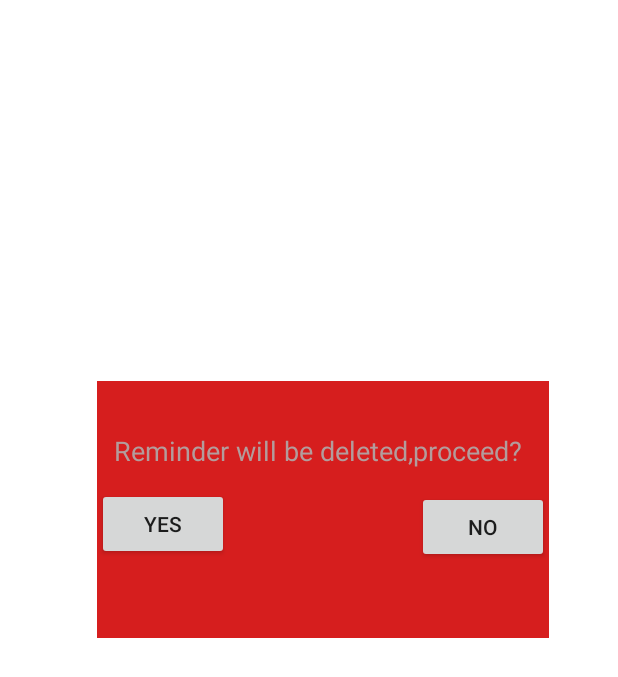
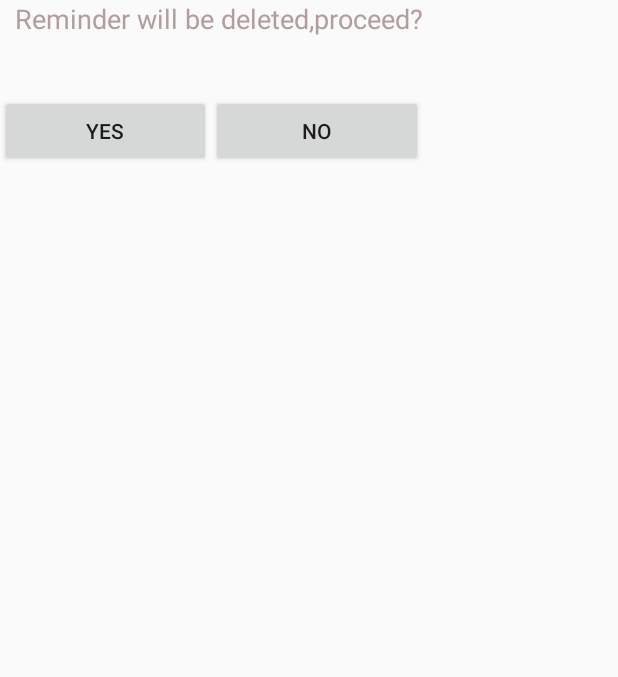
Before and after one commit to mohamed-mokhtar/RemindMe, an Android app: the layout delete_warning.xml on its own in the app's theme, with its tools: preview values and no code run, on a phone screen of 412 x 824 dp. Shown: the top 677 px of the screen. Run offline under Robolectric (Android 15) with nearby library versions, the phone set to English and light mode, and no system bars.

Commit message:
all done

```diff
--- a/app/src/main/java/com/remindme/MainActivity.java
+++ b/app/src/main/java/com/remindme/MainActivity.java
@@ -140,10 +140,33 @@ public class MainActivity extends AppCompatActivity {
             return true;
         }
         else if(id==R.id.action_deleteAll){
+            dialog = new Dialog(MainActivity.this);
+            dialog.setContentView(R.layout.delete_warning);
+            TextView text=dialog.findViewById(R.id.warning);
+            text.setText("All reminders will be deleted,proceed?");
+            dialog.show();
+            Button no=dialog.findViewById(R.id.buttonno);
+            Button yes=dialog.findViewById(R.id.buttonyes);
+            yes.setOnClickListener(new View.OnClickListener() {
+                @Override
+                public void onClick(View view) {
 
-            rAdapter.deleteAllReminders();
-            Cursor c = rAdapter.fetchAllReminders();
-            rCursor.changeCursor(c);
+                    rAdapter.deleteAllReminders();
+                    Cursor c = rAdapter.fetchAllReminders();
+                    rCursor.changeCursor(c);
+                    dialog.dismiss();
+                }
+            });
+            no.setOnClickListener(new View.OnClickListener(){
+                @Override
+                //On click function
+                public void onClick(View view) {
+                    dialog.dismiss();
+
+                }
+            });
+
+
         }
         else if (id == R.id.action_exit) {
             finish();
--- a/app/src/main/res/layout/delete_warning.xml
+++ b/app/src/main/res/layout/delete_warning.xml
@@ -1,59 +1,47 @@
 <?xml version="1.0" encoding="utf-8"?>
-<androidx.constraintlayout.widget.ConstraintLayout xmlns:android="http://schemas.android.com/apk/res/android"
+<LinearLayout xmlns:android="http://schemas.android.com/apk/res/android"
     xmlns:app="http://schemas.android.com/apk/res-auto"
-    xmlns:tools="http://schemas.android.com/tools"
-    android:layout_width="match_parent"
-    android:layout_height="match_parent"
-    android:background="#FFFFFF">
+    android:layout_width="wrap_content"
+    android:layout_height="wrap_content"
+    android:orientation="vertical">
 
-    <androidx.constraintlayout.widget.ConstraintLayout
-        android:layout_width="301dp"
-        android:layout_height="171dp"
-        android:background="#D61E1E"
-        app:layout_constraintBottom_toBottomOf="parent"
-        app:layout_constraintEnd_toEndOf="parent"
-        app:layout_constraintHorizontal_bias="0.582"
-        app:layout_constraintStart_toStartOf="parent"
-        app:layout_constraintTop_toTopOf="parent"
-        app:layout_constraintVertical_bias="0.389"
-        tools:ignore="MissingConstraints">
+    <TextView
+        android:id="@+id/warning"
+        android:layout_width="match_parent"
+        android:layout_height="63dp"
+        android:layout_weight="2"
+        android:text="Reminder will be deleted,proceed?"
+        android:textColor="#B39C9C"
+        android:textSize="18sp"
+        android:paddingLeft="10dp"
+        />
+
+    <LinearLayout
+        android:layout_width="match_parent"
+        android:layout_height="wrap_content"
+        android:layout_weight="1"
+        android:orientation="horizontal"
+
+        >
 
         <Button
             android:id="@+id/buttonyes"
             android:layout_width="wrap_content"
             android:layout_height="wrap_content"
+            android:layout_weight="1"
             android:text="YES"
-            app:layout_constraintBottom_toBottomOf="parent"
-            app:layout_constraintEnd_toEndOf="parent"
-            app:layout_constraintHorizontal_bias="0.0"
             app:layout_constraintStart_toStartOf="parent"
-            app:layout_constraintTop_toBottomOf="@+id/warning"
-            app:layout_constraintVertical_bias="0.198" />
+            app:layout_constraintTop_toBottomOf="@+id/warning" />
 
         <Button
             android:id="@+id/buttonno"
             android:layout_width="wrap_content"
             android:layout_height="wrap_content"
-            android:layout_marginBottom="36dp"
+            android:layout_weight="1"
             android:text="NO"
-            app:layout_constraintBottom_toBottomOf="parent"
-            app:layout_constraintEnd_toEndOf="parent"
-            app:layout_constraintHorizontal_bias="1.0"
-            app:layout_constraintStart_toEndOf="@+id/buttonyes"
-            app:layout_constraintTop_toBottomOf="@+id/warning" />
+            />
 
-        <TextView
-            android:id="@+id/warning"
-            android:layout_width="wrap_content"
-            android:layout_height="wrap_content"
-            android:text="Reminder will be deleted,proceed?"
-            android:textColor="#B39C9C"
-            android:textSize="18sp"
-            app:layout_constraintBottom_toBottomOf="parent"
-            app:layout_constraintEnd_toEndOf="parent"
-            app:layout_constraintHorizontal_bias="0.39"
-            app:layout_constraintStart_toStartOf="parent"
-            app:layout_constraintTop_toTopOf="parent"
-            app:layout_constraintVertical_bias="0.232" />
-    </androidx.constraintlayout.widget.ConstraintLayout>
-</androidx.constraintlayout.widget.ConstraintLayout>
+    </LinearLayout>
+
+
+</LinearLayout>
--- a/app/src/main/res/values/styles.xml
+++ b/app/src/main/res/values/styles.xml
@@ -16,5 +16,10 @@
     <style name="AppTheme.AppBarOverlay" parent="ThemeOverlay.AppCompat.Dark.ActionBar" />
 
     <style name="AppTheme.PopupOverlay" parent="ThemeOverlay.AppCompat.Light" />
-
+    <style name="Theme.AppCompat.Light.NoActionBar.FullScreen" parent="@style/Theme.AppCompat.Light.NoActionBar">
+        <item name="android:windowNoTitle">true</item>
+        <item name="android:windowActionBar">false</item>
+        <item name="android:windowFullscreen">true</item>
+        <item name="android:windowContentOverlay">@null</item>
+    </style>
 </resources>
```
